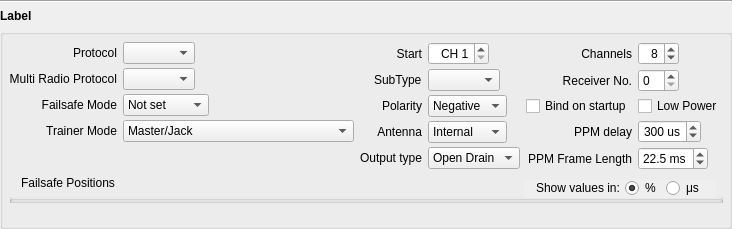
Qt form companion/src/modeledit/setup_module.ui (opentx/opentx) before a commit.
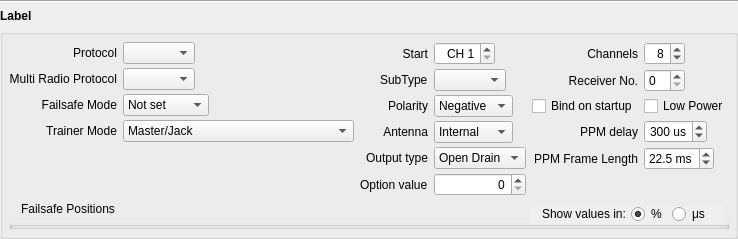
The same form after that commit.

Commit message:
[MULTI] Implement option Value adjustment in Companion
Also refactor ui code to use the same multi table as the radio to make updates easier and consistent

```diff
--- a/companion/src/modeledit/setup_module.ui
+++ b/companion/src/modeledit/setup_module.ui
@@ -274,6 +274,20 @@
           </item>
          </widget>
         </item>
+        <item row="5" column="1">
+         <widget class="QSpinBox" name="optionValue">
+          <property name="alignment">
+           <set>Qt::AlignRight|Qt::AlignTrailing|Qt::AlignVCenter</set>
+          </property>
+         </widget>
+        </item>
+        <item row="5" column="0">
+         <widget class="QLabel" name="label_option">
+          <property name="text">
+           <string>Option value</string>
+          </property>
+         </widget>
+        </item>
        </layout>
       </item>
       <item row="0" column="2">
```
The commit also changes 9 other files.
